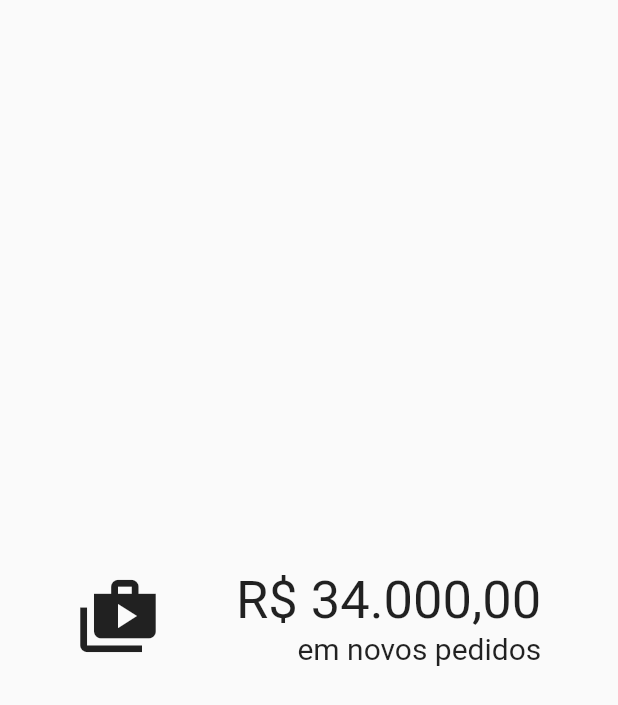
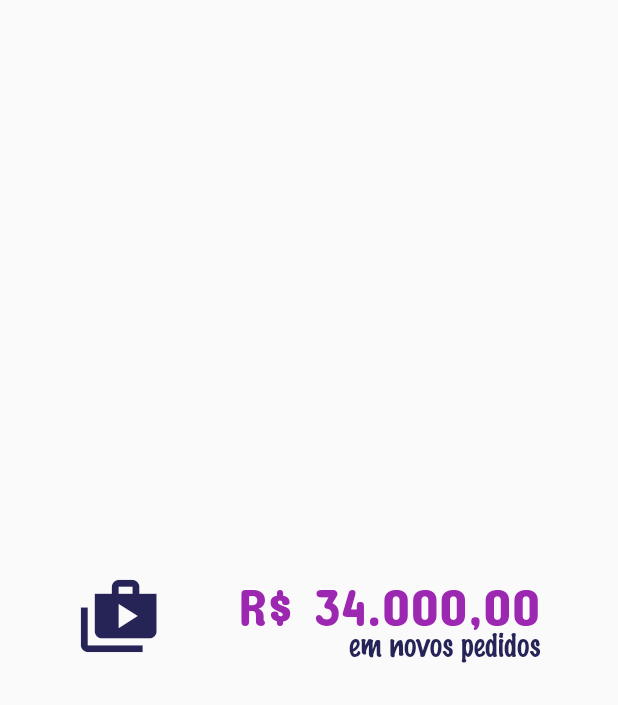
Before and after one commit to LeoneRSantos/Desafio-do-layout-flutter, a Flutter app: the QuartaLinha widget shown alone on an empty page, opened directly, on a phone screen of 412 x 824 dp. Shown: the top 705 px of the screen. Run offline on Flutter 3.47's test engine with Material 2 defaults, Android fonts, the phone set to English and light mode, and no system bars; our stand-ins replace bubble_bottom_bar.

Commit message:
Refatoração na Quarta Linha

```diff
--- a/desafio_do_layout/lib/widgets/quarta_linha.dart
+++ b/desafio_do_layout/lib/widgets/quarta_linha.dart
@@ -1,25 +1,32 @@
 import 'dart:ui';
 
+import 'package:desafio_do_layout/cores.dart';
+import 'package:desafio_do_layout/widgets/textos.dart';
 import 'package:flutter/material.dart';
 
 class QuartaLinha extends StatelessWidget {
-  const QuartaLinha({Key? key}) : super(key: key);
+  QuartaLinha({Key? key}) : super(key: key);
 
   final String valor = "34.000,00";
+  late Cores c = Cores();
 
   @override
   Widget build(BuildContext context) {
     return Row(
       mainAxisAlignment: MainAxisAlignment.spaceEvenly,
       children: [
-        Icon(Icons.shop_2, size: 55.0,),
+        Icon(Icons.shop_2, size: 55.0, color: c.obterPrincipal(),),
 
         Column(
           mainAxisAlignment: MainAxisAlignment.center,
           crossAxisAlignment: CrossAxisAlignment.end,
           children: [
-            Text("R\$ $valor", style: TextStyle(fontSize: 35.0),),
-            Text("em novos pedidos", textAlign: TextAlign.right, style: TextStyle(fontSize: 20.0),),
+            Text("R\$ $valor", style: TextStyle(fontSize: 35.0, color: c.obterSecundario(), fontFamily: 'Concert One'),),
+            // Text("em novos pedidos", textAlign: TextAlign.right, style: TextStyle(fontSize: 20.0),),
+            Padding(
+              padding: const EdgeInsets.only(top: 5.0),
+              child: Textos(texto: 'em novos pedidos', tamanho: 20.0, cor: c.obterPrincipal()),
+            ),
           ],
         )
       ],
```
